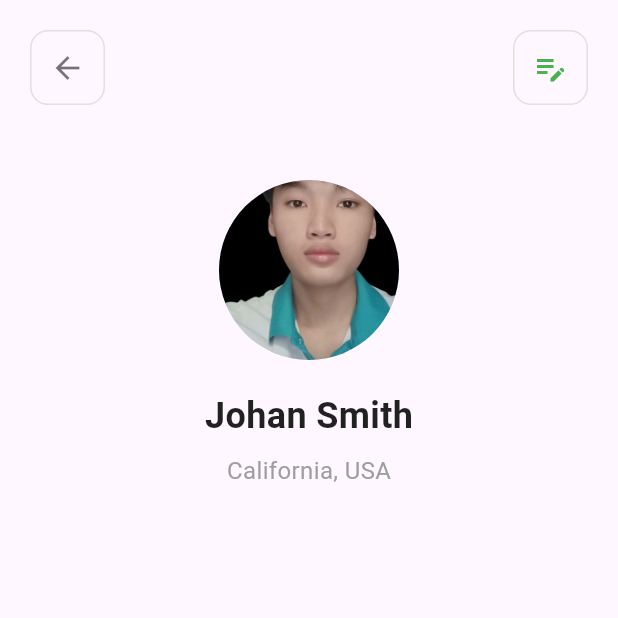
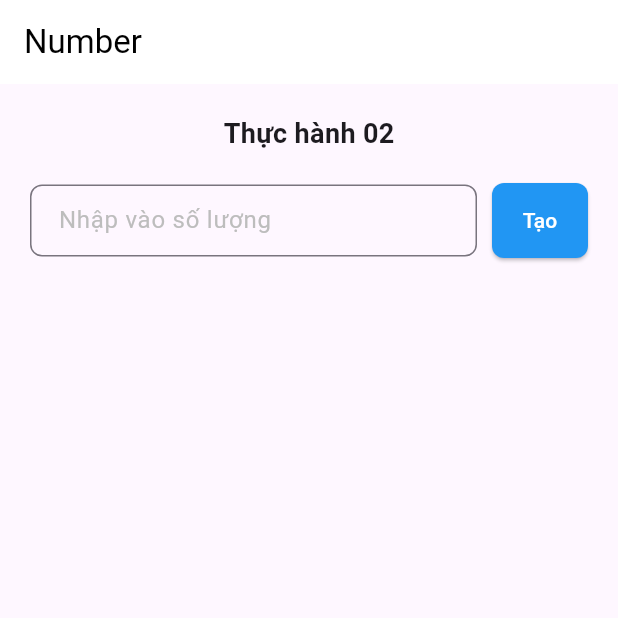
Before and after one commit to letrungdai/laptrinhdidong, a Flutter app: the screen it shows after launch, on a phone screen of 412 x 824 dp, the top half of it. Run offline on Flutter 3.47's test engine with Material 3 defaults, Android fonts, the phone set to English and light mode, and no system bars.

Commit message:
update thuchanh2

```diff
--- a/lib/main.dart
+++ b/lib/main.dart
@@ -1,4 +1,5 @@
 import 'package:flutter/material.dart';
+import 'thuchanh2.dart';
 
 void main() {
   runApp(const MyApp());
@@ -11,7 +12,7 @@ class MyApp extends StatelessWidget {
   Widget build(BuildContext context) {
     return MaterialApp(
       debugShowCheckedModeBanner: false,
-      home: ProfileScreen(),
+      home: const PracticeScreen(),
     );
   }
 }
--- /dev/null
+++ b/lib/thuchanh2.dart
@@ -0,0 +1,151 @@
+import 'package:flutter/material.dart';
+
+class PracticeScreen extends StatefulWidget {
+  const PracticeScreen({super.key});
+
+  @override
+  State<PracticeScreen> createState() => _PracticeScreenState();
+}
+
+class _PracticeScreenState extends State<PracticeScreen> {
+  // Controller để lấy dữ liệu từ ô nhập
+  final TextEditingController _numberController = TextEditingController();
+
+  // Biến lưu trạng thái thông báo lỗi
+  String? _errorMessage;
+
+  // Danh sách các số sẽ được tạo ra
+  List<int> _generatedList = [];
+
+  // Hàm xử lý khi nhấn nút "Tạo"
+  void _handleCreate() {
+    // 1. Lấy dữ liệu từ ô nhập
+    String input = _numberController.text;
+
+    // 2. Kiểm tra dữ liệu (Validate)
+    // int.tryParse sẽ trả về null nếu không phải là số
+    int? number = int.tryParse(input);
+
+    setState(() {
+      if (number == null || number < 0) {
+        // Trường hợp nhập sai (chữ, ký tự đặc biệt, hoặc để trống)
+        _errorMessage = "Dữ liệu bạn nhập không hợp lệ";
+        _generatedList = []; // Xóa danh sách cũ nếu có
+      } else {
+        // Trường hợp nhập đúng số
+        _errorMessage = null; // Xóa thông báo lỗi
+        // Tạo danh sách từ 1 đến số vừa nhập
+        _generatedList = List.generate(number, (index) => index + 1);
+      }
+    });
+  }
+
+  @override
+  Widget build(BuildContext context) {
+    return Scaffold(
+      appBar: AppBar(
+        title: const Text("Number", style: TextStyle(color: Colors.black)),
+        backgroundColor: Colors.white,
+        elevation: 0,
+        centerTitle: false,
+      ),
+      body: Padding(
+        padding: const EdgeInsets.all(20.0),
+        child: Column(
+          children: [
+            // Tiêu đề
+            const Text(
+              "Thực hành 02",
+              style: TextStyle(fontSize: 18, fontWeight: FontWeight.bold),
+            ),
+            const SizedBox(height: 20),
+
+            // Khu vực nhập liệu và nút bấm
+            Row(
+              children: [
+                // Ô nhập liệu (TextField)
+                Expanded(
+                  child: TextField(
+                    controller: _numberController,
+                    keyboardType: TextInputType.number,
+                    decoration: InputDecoration(
+                      hintText: "Nhập vào số lượng",
+                      hintStyle: TextStyle(color: Colors.grey[400]),
+                      contentPadding: const EdgeInsets.symmetric(
+                        horizontal: 15,
+                        vertical: 10,
+                      ),
+                      border: OutlineInputBorder(
+                        borderRadius: BorderRadius.circular(8),
+                        borderSide: const BorderSide(color: Colors.grey),
+                      ),
+                    ),
+                  ),
+                ),
+                const SizedBox(width: 10),
+
+                // Nút Tạo (Button)
+                ElevatedButton(
+                  onPressed: _handleCreate,
+                  style: ElevatedButton.styleFrom(
+                    backgroundColor: Colors.blue, // Màu nền nút
+                    foregroundColor: Colors.white, // Màu chữ
+                    shape: RoundedRectangleBorder(
+                      borderRadius: BorderRadius.circular(8),
+                    ),
+                    padding: const EdgeInsets.symmetric(
+                      horizontal: 20,
+                      vertical: 15,
+                    ),
+                  ),
+                  child: const Text("Tạo"),
+                ),
+              ],
+            ),
+
+            // Khu vực hiển thị lỗi (nếu có)
+            if (_errorMessage != null)
+              Padding(
+                padding: const EdgeInsets.only(top: 10),
+                child: Text(
+                  _errorMessage!,
+                  style: const TextStyle(
+                    color: Colors.red,
+                    fontStyle: FontStyle.italic,
+                  ),
+                ),
+              ),
+
+            const SizedBox(height: 20),
+
+            // Khu vực hiển thị danh sách kết quả
+            Expanded(
+              child: ListView.builder(
+                itemCount: _generatedList.length,
+                itemBuilder: (context, index) {
+                  return Container(
+                    margin: const EdgeInsets.only(bottom: 10),
+                    padding: const EdgeInsets.symmetric(vertical: 15),
+                    decoration: BoxDecoration(
+                      color: Colors.red, // Màu nền item theo thiết kế
+                      borderRadius: BorderRadius.circular(20), // Bo tròn góc
+                    ),
+                    alignment: Alignment.center,
+                    child: Text(
+                      "${_generatedList[index]}",
+                      style: const TextStyle(
+                        color: Colors.white,
+                        fontSize: 18,
+                        fontWeight: FontWeight.bold,
+                      ),
+                    ),
+                  );
+                },
+              ),
+            ),
+          ],
+        ),
+      ),
+    );
+  }
+}
```
